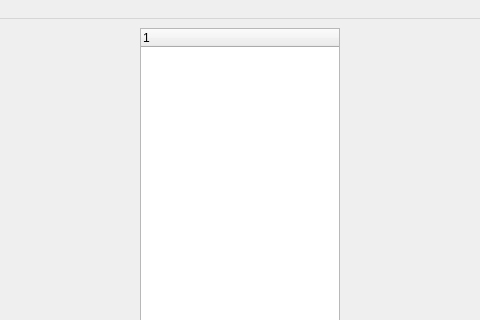
First picture: the form in pa.ui, repository anl-polaris/polaris-analyser, before the edit; both pictures show x 143 to 623 and y 0 to 320 of the 766 by 539 pixel window.
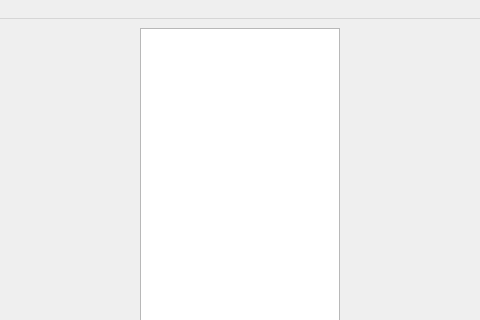
Second picture: the form after the edit. Icons and pictures are not drawn.

Patch:
```diff
--- a/pa.ui
+++ b/pa.ui
@@ -40,6 +40,12 @@
           <property name="autoFillBackground">
            <bool>false</bool>
           </property>
+          <property name="indentation">
+           <number>10</number>
+          </property>
+          <attribute name="headerVisible">
+           <bool>false</bool>
+          </attribute>
           <column>
            <property name="text">
             <string notr="true">1</string>
```
Left out of the diff: 30 changed lines with no effect on the pictures.
